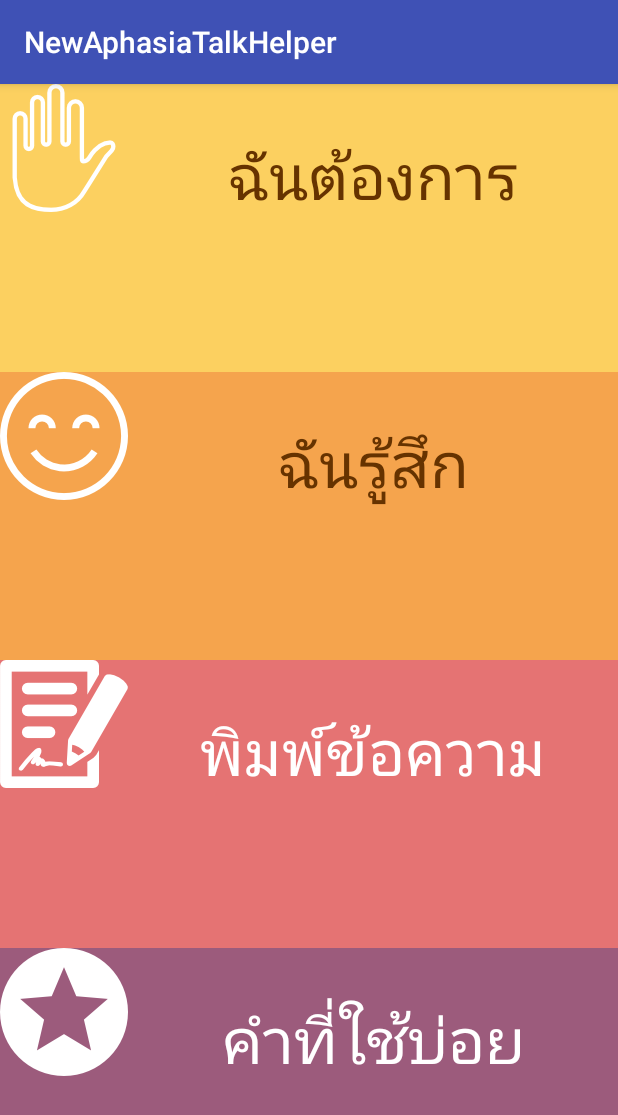
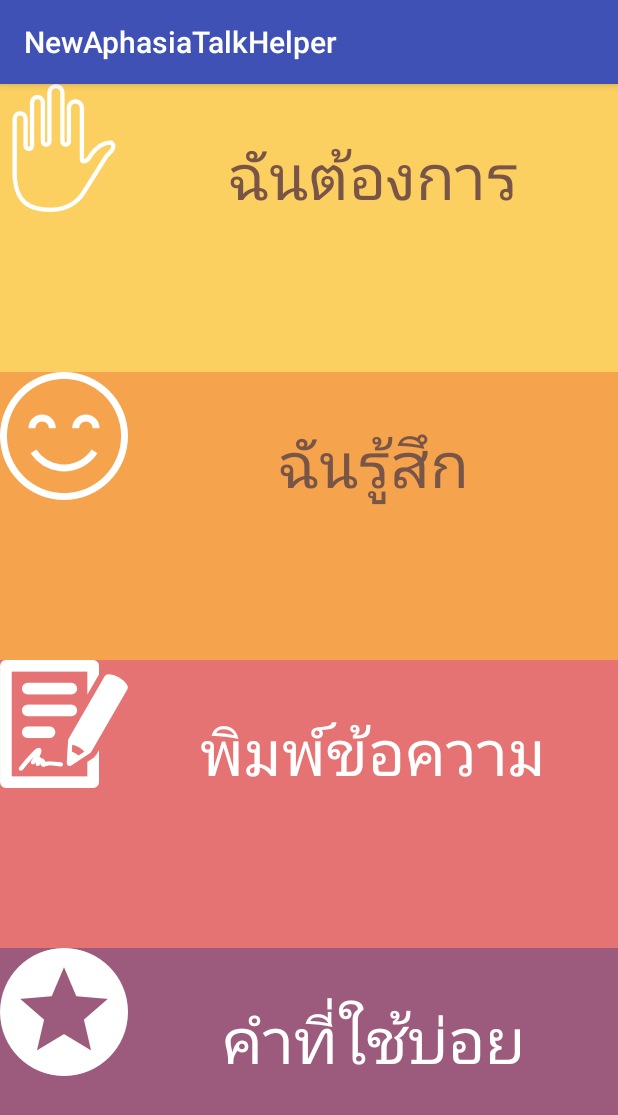
Before and after one commit to Blinkblinkk/NewAphasiaTalkHelper, an Android app: the screen it shows after launch (MainActivity), on a phone screen of 412 x 824 dp. Shown: the top 1115 px of the screen. Run offline under Robolectric (Android 15) with nearby library versions, the phone set to English and light mode, and no system bars.

Commit message:
no message

```diff
--- a/NewAphasiaTalkHelper/app/src/main/res/layout/activity_main.xml
+++ b/NewAphasiaTalkHelper/app/src/main/res/layout/activity_main.xml
@@ -29,7 +29,7 @@
             android:layout_width="match_parent"
             android:layout_height="wrap_content"
             android:text="ฉันต้องการ"
-            android:textColor="#663300"
+            android:textColor="#795548"
             android:textSize="42sp"
             android:textAlignment="center"
             android:paddingTop="30dp"
@@ -61,7 +61,7 @@
             android:layout_width="match_parent"
             android:layout_height="wrap_content"
             android:text="ฉันรู้สึก"
-            android:textColor="#663300"
+            android:textColor="#795548"
             android:textSize="42sp"
             android:textAlignment="center"
             android:paddingTop="30dp"
```
